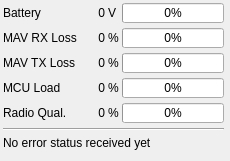
mpaperno/qgroundcontrol_aq, file src/ui/UASInfo.ui: the form before one commit.
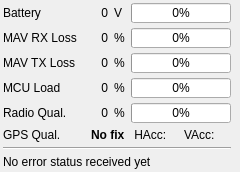
The form after the commit.

Commit message: Add GPS fix type and H/V Acc to UAS Status Display widget.

```diff
--- a/src/ui/UASInfo.ui
+++ b/src/ui/UASInfo.ui
@@ -16,7 +16,7 @@
   <property name="styleSheet">
    <string notr="true"/>
   </property>
-  <layout class="QGridLayout" name="gridLayout" rowstretch="0,0,0,0,0,0,0,0" columnstretch="0,0,0,0,0,0">
+  <layout class="QGridLayout" name="gridLayout" rowstretch="0,0,0,0,0,0,0,0,0" columnstretch="0,0,0,0,0,0">
    <property name="leftMargin">
     <number>3</number>
    </property>
@@ -30,53 +30,48 @@
     <number>3</number>
    </property>
    <property name="horizontalSpacing">
-    <number>3</number>
+    <number>6</number>
    </property>
    <property name="verticalSpacing">
     <number>5</number>
    </property>
-   <item row="3" column="2">
-    <widget class="QLabel" name="label_9">
-     <property name="sizePolicy">
-      <sizepolicy hsizetype="Fixed" vsizetype="Preferred">
-       <horstretch>0</horstretch>
-       <verstretch>0</verstretch>
-      </sizepolicy>
+   <item row="5" column="4">
+    <widget class="QLabel" name="vaccLabel">
+     <property name="text">
+      <string>VAcc:</string>
      </property>
+    </widget>
+   </item>
+   <item row="5" column="3">
+    <widget class="QLabel" name="haccLabel">
      <property name="text">
-      <string>%</string>
+      <string> HAcc:</string>
      </property>
-     <property name="textFormat">
-      <enum>Qt::AutoText</enum>
-     </property>
-     <property name="alignment">
-      <set>Qt::AlignLeading|Qt::AlignLeft|Qt::AlignVCenter</set>
-     </property>
     </widget>
    </item>
-   <item row="1" column="2">
-    <widget class="QLabel" name="label_8">
+   <item row="5" column="0">
+    <widget class="QLabel" name="label_5">
      <property name="sizePolicy">
-      <sizepolicy hsizetype="Fixed" vsizetype="Preferred">
+      <sizepolicy hsizetype="Fixed" vsizetype="Fixed">
        <horstretch>0</horstretch>
        <verstretch>0</verstretch>
       </sizepolicy>
      </property>
      <property name="text">
-      <string>%</string>
+      <string>GPS Qual.</string>
      </property>
+    </widget>
+   </item>
+   <item row="1" column="1">
+    <widget class="QLabel" name="receiveLossLabel">
+     <property name="text">
+      <string>0</string>
+     </property>
      <property name="textFormat">
       <enum>Qt::AutoText</enum>
      </property>
      <property name="alignment">
-      <set>Qt::AlignLeading|Qt::AlignLeft|Qt::AlignVCenter</set>
-     </property>
-    </widget>
-   </item>
-   <item row="5" column="0" colspan="5">
-    <widget class="Line" name="line">
-     <property name="orientation">
-      <enum>Qt::Horizontal</enum>
+      <set>Qt::AlignRight|Qt::AlignTrailing|Qt::AlignVCenter</set>
      </property>
     </widget>
    </item>
@@ -93,8 +88,8 @@
      </property>
     </widget>
    </item>
-   <item row="0" column="3" colspan="2">
-    <widget class="QProgressBar" name="batteryBar">
+   <item row="3" column="3" colspan="2">
+    <widget class="QProgressBar" name="loadBar">
      <property name="sizePolicy">
       <sizepolicy hsizetype="MinimumExpanding" vsizetype="Fixed">
        <horstretch>10</horstretch>
@@ -119,12 +114,6 @@
        <height>18</height>
       </size>
      </property>
-     <property name="minimum">
-      <number>0</number>
-     </property>
-     <property name="maximum">
-      <number>100</number>
-     </property>
      <property name="value">
       <number>0</number>
      </property>
@@ -136,10 +125,79 @@
      </property>
     </widget>
    </item>
-   <item row="6" column="0" colspan="5">
-    <widget class="QLabel" name="errorLabel">
+   <item row="4" column="0">
+    <widget class="QLabel" name="label_4">
+     <property name="sizePolicy">
+      <sizepolicy hsizetype="Fixed" vsizetype="Fixed">
+       <horstretch>0</horstretch>
+       <verstretch>0</verstretch>
+      </sizepolicy>
+     </property>
      <property name="text">
-      <string>No error status received yet</string>
+      <string>Radio Qual.</string>
+     </property>
+    </widget>
+   </item>
+   <item row="2" column="1">
+    <widget class="QLabel" name="sendLossLabel">
+     <property name="text">
+      <string>0</string>
+     </property>
+     <property name="textFormat">
+      <enum>Qt::AutoText</enum>
+     </property>
+     <property name="alignment">
+      <set>Qt::AlignRight|Qt::AlignTrailing|Qt::AlignVCenter</set>
+     </property>
+    </widget>
+   </item>
+   <item row="4" column="2">
+    <widget class="QLabel" name="label_10">
+     <property name="sizePolicy">
+      <sizepolicy hsizetype="Fixed" vsizetype="Preferred">
+       <horstretch>0</horstretch>
+       <verstretch>0</verstretch>
+      </sizepolicy>
+     </property>
+     <property name="text">
+      <string>%</string>
+     </property>
+    </widget>
+   </item>
+   <item row="2" column="3" colspan="2">
+    <widget class="QProgressBar" name="sendLossBar">
+     <property name="sizePolicy">
+      <sizepolicy hsizetype="MinimumExpanding" vsizetype="Fixed">
+       <horstretch>10</horstretch>
+       <verstretch>18</verstretch>
+      </sizepolicy>
+     </property>
+     <property name="minimumSize">
+      <size>
+       <width>100</width>
+       <height>0</height>
+      </size>
+     </property>
+     <property name="maximumSize">
+      <size>
+       <width>16777215</width>
+       <height>20</height>
+      </size>
+     </property>
+     <property name="baseSize">
+      <size>
+       <width>0</width>
+       <height>18</height>
+      </size>
+     </property>
+     <property name="value">
+      <number>0</number>
+     </property>
+     <property name="textVisible">
+      <bool>true</bool>
+     </property>
+     <property name="format">
+      <string notr="true">%p%</string>
      </property>
     </widget>
    </item>
@@ -156,8 +214,8 @@
      </property>
     </widget>
    </item>
-   <item row="2" column="1">
-    <widget class="QLabel" name="sendLossLabel">
+   <item row="0" column="1">
+    <widget class="QLabel" name="voltageLabel">
      <property name="text">
       <string>0</string>
      </property>
@@ -169,68 +227,6 @@
      </property>
     </widget>
    </item>
-   <item row="3" column="3" colspan="2">
-    <widget class="QProgressBar" name="loadBar">
-     <property name="sizePolicy">
-      <sizepolicy hsizetype="MinimumExpanding" vsizetype="Fixed">
-       <horstretch>10</horstretch>
-       <verstretch>18</verstretch>
-      </sizepolicy>
-     </property>
-     <property name="minimumSize">
-      <size>
-       <width>100</width>
-       <height>0</height>
-      </size>
-     </property>
-     <property name="maximumSize">
-      <size>
-       <width>16777215</width>
-       <height>20</height>
-      </size>
-     </property>
-     <property name="baseSize">
-      <size>
-       <width>0</width>
-       <height>18</height>
-      </size>
-     </property>
-     <property name="value">
-      <number>0</number>
-     </property>
-     <property name="textVisible">
-      <bool>true</bool>
-     </property>
-     <property name="format">
-      <string notr="true">%p%</string>
-     </property>
-    </widget>
-   </item>
-   <item row="4" column="3" colspan="2">
-    <widget class="QProgressBar" name="rssiBar">
-     <property name="maximumSize">
-      <size>
-       <width>16777215</width>
-       <height>20</height>
-      </size>
-     </property>
-     <property name="baseSize">
-      <size>
-       <width>0</width>
-       <height>18</height>
-      </size>
-     </property>
-     <property name="maximum">
-      <number>99</number>
-     </property>
-     <property name="value">
-      <number>0</number>
-     </property>
-     <property name="format">
-      <string notr="true">%p%</string>
-     </property>
-    </widget>
-   </item>
    <item row="3" column="0">
     <widget class="QLabel" name="label_3">
      <property name="sizePolicy">
@@ -244,6 +240,44 @@
      </property>
     </widget>
    </item>
+   <item row="3" column="2">
+    <widget class="QLabel" name="label_9">
+     <property name="sizePolicy">
+      <sizepolicy hsizetype="Fixed" vsizetype="Preferred">
+       <horstretch>0</horstretch>
+       <verstretch>0</verstretch>
+      </sizepolicy>
+     </property>
+     <property name="text">
+      <string>%</string>
+     </property>
+     <property name="textFormat">
+      <enum>Qt::AutoText</enum>
+     </property>
+     <property name="alignment">
+      <set>Qt::AlignLeading|Qt::AlignLeft|Qt::AlignVCenter</set>
+     </property>
+    </widget>
+   </item>
+   <item row="2" column="2">
+    <widget class="QLabel" name="label_11">
+     <property name="sizePolicy">
+      <sizepolicy hsizetype="Fixed" vsizetype="Preferred">
+       <horstretch>0</horstretch>
+       <verstretch>0</verstretch>
+      </sizepolicy>
+     </property>
+     <property name="text">
+      <string>%</string>
+     </property>
+     <property name="textFormat">
+      <enum>Qt::AutoText</enum>
+     </property>
+     <property name="alignment">
+      <set>Qt::AlignLeading|Qt::AlignLeft|Qt::AlignVCenter</set>
+     </property>
+    </widget>
+   </item>
    <item row="1" column="3" colspan="2">
     <widget class="QProgressBar" name="receiveLossBar">
      <property name="sizePolicy">
@@ -281,7 +315,100 @@
      </property>
     </widget>
    </item>
-   <item row="7" column="0" colspan="6">
+   <item row="4" column="1">
+    <widget class="QLabel" name="rssiLabel">
+     <property name="minimumSize">
+      <size>
+       <width>25</width>
+       <height>0</height>
+      </size>
+     </property>
+     <property name="text">
+      <string>0</string>
+     </property>
+     <property name="alignment">
+      <set>Qt::AlignRight|Qt::AlignTrailing|Qt::AlignVCenter</set>
+     </property>
+    </widget>
+   </item>
+   <item row="0" column="2">
+    <widget class="QLabel" name="label_7">
+     <property name="sizePolicy">
+      <sizepolicy hsizetype="Fixed" vsizetype="Preferred">
+       <horstretch>0</horstretch>
+       <verstretch>0</verstretch>
+      </sizepolicy>
+     </property>
+     <property name="text">
+      <string>V</string>
+     </property>
+     <property name="textFormat">
+      <enum>Qt::AutoText</enum>
+     </property>
+     <property name="alignment">
+      <set>Qt::AlignLeading|Qt::AlignLeft|Qt::AlignVCenter</set>
+     </property>
+    </widget>
+   </item>
+   <item row="1" column="2">
+    <widget class="QLabel" name="label_8">
+     <property name="sizePolicy">
+      <sizepolicy hsizetype="Fixed" vsizetype="Preferred">
+       <horstretch>0</horstretch>
+       <verstretch>0</verstretch>
+      </sizepolicy>
+     </property>
+     <property name="text">
+      <string>%</string>
+     </property>
+     <property name="textFormat">
+      <enum>Qt::AutoText</enum>
+     </property>
+     <property name="alignment">
+      <set>Qt::AlignLeading|Qt::AlignLeft|Qt::AlignVCenter</set>
+     </property>
+    </widget>
+   </item>
+   <item row="6" column="0" colspan="5">
+    <widget class="Line" name="line">
+     <property name="orientation">
+      <enum>Qt::Horizontal</enum>
+     </property>
+    </widget>
+   </item>
+   <item row="7" column="0" colspan="5">
+    <widget class="QLabel" name="errorLabel">
+     <property name="text">
+      <string>No error status received yet</string>
+     </property>
+    </widget>
+   </item>
+   <item row="4" column="3" colspan="2">
+    <widget class="QProgressBar" name="rssiBar">
+     <property name="maximumSize">
+      <size>
+       <width>16777215</width>
+       <height>20</height>
+      </size>
+     </property>
+     <property name="baseSize">
+      <size>
+       <width>0</width>
+       <height>18</height>
+      </size>
+     </property>
+     <property name="maximum">
+      <number>99</number>
+     </property>
+     <property name="value">
+      <number>0</number>
+     </property>
+     <property name="format">
+      <string notr="true">%p%</string>
+     </property>
+    </widget>
+   </item>
+   <item row="8" column="0" colspan="6">
     <spacer name="verticalSpacer">
      <property name="orientation">
       <enum>Qt::Vertical</enum>
@@ -297,22 +424,59 @@
      </property>
     </spacer>
    </item>
-   <item row="0" column="2">
-    <widget class="QLabel" name="label_7">
+   <item row="0" column="3" colspan="2">
+    <widget class="QProgressBar" name="batteryBar">
      <property name="sizePolicy">
-      <sizepolicy hsizetype="Fixed" vsizetype="Preferred">
-       <horstretch>0</horstretch>
-       <verstretch>0</verstretch>
+      <sizepolicy hsizetype="MinimumExpanding" vsizetype="Fixed">
+       <horstretch>10</horstretch>
+       <verstretch>18</verstretch>
       </sizepolicy>
      </property>
+     <property name="minimumSize">
+      <size>
+       <width>100</width>
+       <height>0</height>
+      </size>
+     </property>
+     <property name="maximumSize">
+      <size>
+       <width>16777215</width>
+       <height>20</height>
+      </size>
+     </property>
+     <property name="baseSize">
+      <size>
+       <width>0</width>
+       <height>18</height>
+      </size>
+     </property>
+     <property name="minimum">
+      <number>0</number>
+     </property>
+     <property name="maximum">
+      <number>100</number>
+     </property>
+     <property name="value">
+      <number>0</number>
+     </property>
+     <property name="textVisible">
+      <bool>true</bool>
+     </property>
+     <property name="format">
+      <string notr="true">%p%</string>
+     </property>
+    </widget>
+   </item>
+   <item row="3" column="1">
+    <widget class="QLabel" name="loadLabel">
      <property name="text">
-      <string>V</string>
+      <string>0</string>
      </property>
      <property name="textFormat">
       <enum>Qt::AutoText</enum>
      </property>
      <property name="alignment">
-      <set>Qt::AlignLeading|Qt::AlignLeft|Qt::AlignVCenter</set>
+      <set>Qt::AlignRight|Qt::AlignTrailing|Qt::AlignVCenter</set>
      </property>
     </widget>
    </item>
@@ -329,140 +493,16 @@
      </property>
     </widget>
    </item>
-   <item row="1" column="1">
-    <widget class="QLabel" name="receiveLossLabel">
-     <property name="text">
-      <string>0</string>
+   <item row="5" column="1" colspan="2" alignment="Qt::AlignRight">
+    <widget class="QLabel" name="fixTypeLabel">
+     <property name="font">
+      <font>
+       <weight>75</weight>
+       <bold>true</bold>
+      </font>
      </property>
-     <property name="textFormat">
-      <enum>Qt::AutoText</enum>
-     </property>
-     <property name="alignment">
-      <set>Qt::AlignRight|Qt::AlignTrailing|Qt::AlignVCenter</set>
-     </property>
-    </widget>
-   </item>
-   <item row="3" column="1">
-    <widget class="QLabel" name="loadLabel">
      <property name="text">
-      <string>0</string>
-     </property>
-     <property name="textFormat">
-      <enum>Qt::AutoText</enum>
-     </property>
-     <property name="alignment">
-      <set>Qt::AlignRight|Qt::AlignTrailing|Qt::AlignVCenter</set>
-     </property>
-    </widget>
-   </item>
-   <item row="4" column="2">
-    <widget class="QLabel" name="label_10">
-     <property name="sizePolicy">
-      <sizepolicy hsizetype="Fixed" vsizetype="Preferred">
-       <horstretch>0</horstretch>
-       <verstretch>0</verstretch>
-      </sizepolicy>
-     </property>
-     <property name="text">
-      <string>%</string>
-     </property>
-    </widget>
-   </item>
-   <item row="4" column="0">
-    <widget class="QLabel" name="label_4">
-     <property name="sizePolicy">
-      <sizepolicy hsizetype="Fixed" vsizetype="Fixed">
-       <horstretch>0</horstretch>
-       <verstretch>0</verstretch>
-      </sizepolicy>
-     </property>
-     <property name="text">
-      <string>Radio Qual.</string>
-     </property>
-    </widget>
-   </item>
-   <item row="2" column="3" colspan="2">
-    <widget class="QProgressBar" name="sendLossBar">
-     <property name="sizePolicy">
-      <sizepolicy hsizetype="MinimumExpanding" vsizetype="Fixed">
-       <horstretch>10</horstretch>
-       <verstretch>18</verstretch>
-      </sizepolicy>
-     </property>
-     <property name="minimumSize">
-      <size>
-       <width>100</width>
-       <height>0</height>
-      </size>
-     </property>
-     <property name="maximumSize">
-      <size>
-       <width>16777215</width>
-       <height>20</height>
-      </size>
-     </property>
-     <property name="baseSize">
-      <size>
-       <width>0</width>
-       <height>18</height>
-      </size>
-     </property>
-     <property name="value">
-      <number>0</number>
-     </property>
-     <property name="textVisible">
-      <bool>true</bool>
-     </property>
-     <property name="format">
-      <string notr="true">%p%</string>
-     </property>
-    </widget>
-   </item>
-   <item row="0" column="1">
-    <widget class="QLabel" name="voltageLabel">
-     <property name="text">
-      <string>0</string>
-     </property>
-     <property name="textFormat">
-      <enum>Qt::AutoText</enum>
-     </property>
-     <property name="alignment">
-      <set>Qt::AlignRight|Qt::AlignTrailing|Qt::AlignVCenter</set>
-     </property>
-    </widget>
-   </item>
-   <item row="4" column="1">
-    <widget class="QLabel" name="rssiLabel">
-     <property name="minimumSize">
-      <size>
-       <width>25</width>
-       <height>0</height>
-      </size>
-     </property>
-     <property name="text">
-      <string>0</string>
-     </property>
-     <property name="alignment">
-      <set>Qt::AlignRight|Qt::AlignTrailing|Qt::AlignVCenter</set>
-     </property>
-    </widget>
-   </item>
-   <item row="2" column="2">
-    <widget class="QLabel" name="label_11">
-     <property name="sizePolicy">
-      <sizepolicy hsizetype="Fixed" vsizetype="Preferred">
-       <horstretch>0</horstretch>
-       <verstretch>0</verstretch>
-      </sizepolicy>
-     </property>
-     <property name="text">
-      <string>%</string>
-     </property>
-     <property name="textFormat">
-      <enum>Qt::AutoText</enum>
-     </property>
-     <property name="alignment">
-      <set>Qt::AlignLeading|Qt::AlignLeft|Qt::AlignVCenter</set>
+      <string>No fix</string>
      </property>
     </widget>
    </item>
```
The commit also changes 3 other files.
